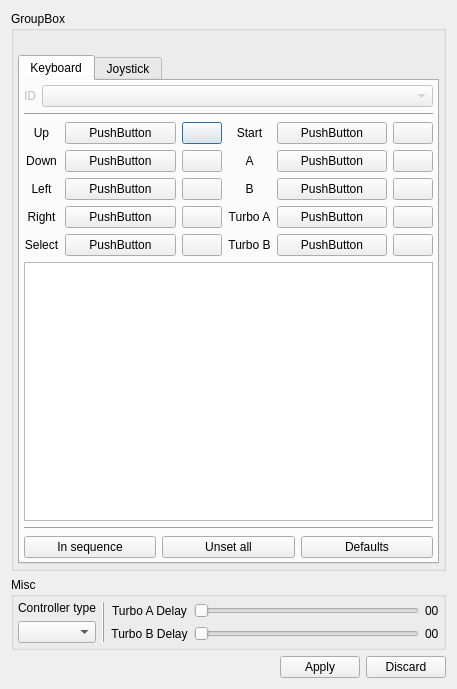
Above: src/gui/designer/dlgStdPad.ui from punesemu/puNES before the change. Below: the same form after it.
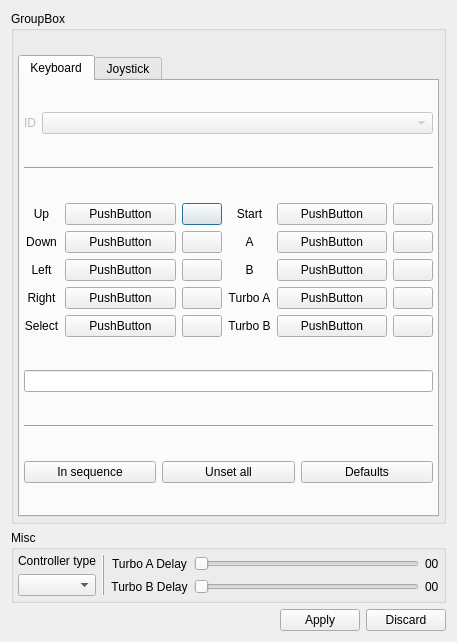
That is the form after the change. Icons and pictures are not drawn.

Diff of the .ui file:
```diff
--- a/src/gui/designer/dlgStdPad.ui
+++ b/src/gui/designer/dlgStdPad.ui
@@ -10,7 +10,7 @@
     <x>0</x>
     <y>0</y>
     <width>457</width>
-    <height>689</height>
+    <height>642</height>
    </rect>
   </property>
   <property name="windowTitle">
@@ -551,31 +551,13 @@
            </layout>
           </item>
           <item>
-           <widget class="QPlainTextEdit" name="plainTextEdit_kbd_info">
+           <widget class="QLineEdit" name="lineEdit_kbd_info">
             <property name="focusPolicy">
              <enum>Qt::NoFocus</enum>
             </property>
-            <property name="verticalScrollBarPolicy">
-             <enum>Qt::ScrollBarAlwaysOff</enum>
-            </property>
-            <property name="horizontalScrollBarPolicy">
-             <enum>Qt::ScrollBarAlwaysOff</enum>
-            </property>
-            <property name="undoRedoEnabled">
-             <bool>false</bool>
-            </property>
             <property name="readOnly">
              <bool>true</bool>
             </property>
-            <property name="plainText">
-             <string notr="true"/>
-            </property>
-            <property name="textInteractionFlags">
-             <set>Qt::NoTextInteraction</set>
-            </property>
-            <property name="centerOnScroll">
-             <bool>true</bool>
-            </property>
            </widget>
           </item>
           <item>
```
Left out of the diff: 24 changed lines with no effect on the pictures.
